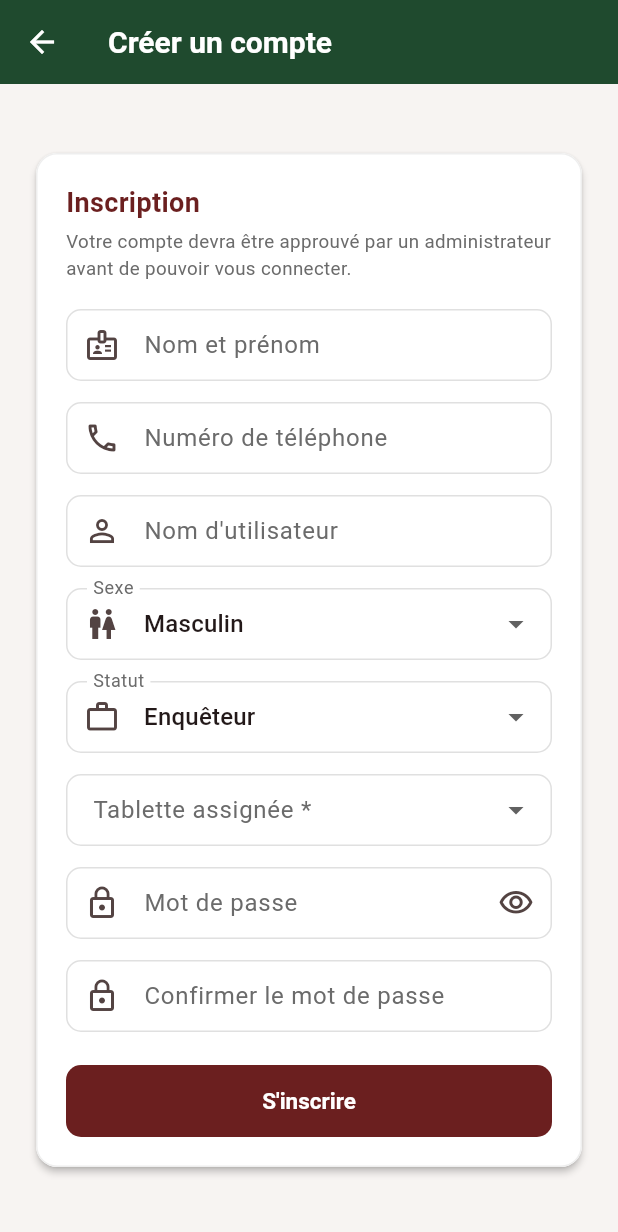
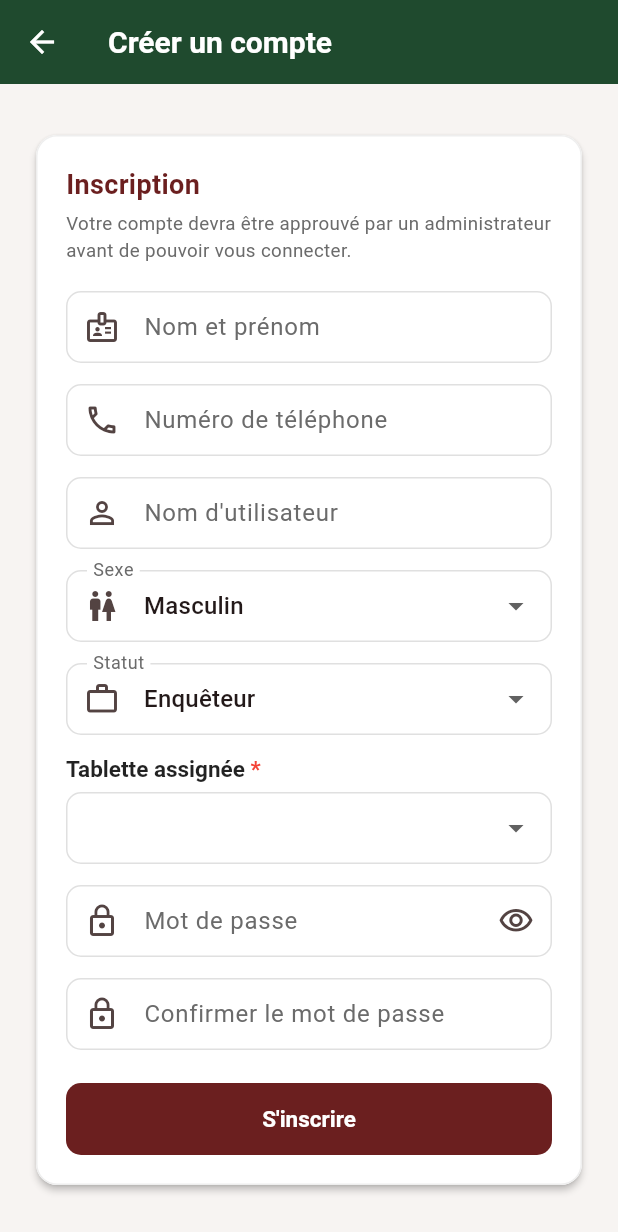
Before and after one commit to smdansoko/okapi-web-admin, a Flutter app: the RegisterScreen screen opened directly, on a phone screen of 412 x 824 dp. Shown: the top 1232 px of the screen. Run offline on Flutter 3.47's test engine with Material 3 defaults, Android fonts, the phone set to English and light mode, and no system bars; our stand-ins replace file_picker, fl_chart, hive_flutter, image_picker, pdf, printing and 1 more; accounts and stored records are empty.

Commit message:
Survey forms: bold label + hint caption pattern, hide raw field name
- Add shared FieldWithHint widget: renders label in bold as the box
  title, with hint (when present) shown below as a grey explanatory
  caption. The technical ODK 'name' is never passed to this widget by
  any caller, so it can never leak into the UI.
- ChoiceDropdown, LabeledTextField, DateField (common_fields.dart) now
  accept an optional hint param and render through FieldWithHint
  instead of Material's InputDecoration.label.
- survey_form_renderer.dart: wire node.hint through every field type
  (select_one, select_multiple, date, time, integer, decimal, text,
  geopoint, image) and through _TimeField/_GeopointField/
  _MultiSelectField (previously manual Text() headers).
- Add _fieldLabel()/_groupLabel() helpers with a safe fallback
  ('Champ sans titre' / 'Section') instead of 'label ?? name', so a
  field missing a label would never fall back to showing its raw
  technical name.
- SurveyPhotoField: add hint param, wrap photo picker box with
  FieldWithHint instead of a manual bold Text label.
- Existing PARC-module call sites (menage/champ/structure/register
  screens) are unaffected: hint defaults to null, so they simply get
  the new consistent bold-label style with no hint line.

flutter analyze: clean (only 9 pre-existing info-level issues).

```diff
--- a/lib/widgets/common_fields.dart
+++ b/lib/widgets/common_fields.dart
@@ -1,6 +1,67 @@
 import 'package:flutter/material.dart';
 import '../models/choice_item.dart';
 import '../services/reference_data_service.dart';
+
+/// Wraps a bare input widget (dropdown, date picker, etc.) with the
+/// standard survey-form field presentation: the field's **label** shown as
+/// a bold "box title" above the input, and — when present — its **hint**
+/// shown right below as a smaller explanatory caption of what to fill in.
+/// The technical ODK `name` is intentionally never passed to this widget by
+/// callers, so it never reaches the UI.
+///
+/// Used by [ChoiceDropdown]/[LabeledTextField]/[DateField] so every survey
+/// field (all 11 BIODIVERSITE/SOCIAL forms) gets this consistent
+/// title-then-explanation layout automatically.
+class FieldWithHint extends StatelessWidget {
+  final String label;
+  final String? hint;
+  final bool required;
+  final Widget child;
+
+  const FieldWithHint({
+    super.key,
+    required this.label,
+    required this.child,
+    this.hint,
+    this.required = false,
+  });
+
+  @override
+  Widget build(BuildContext context) {
+    final trimmedHint = hint?.trim();
+    return Column(
+      crossAxisAlignment: CrossAxisAlignment.start,
+      children: [
+        RichText(
+          text: TextSpan(
+            style: const TextStyle(
+              fontWeight: FontWeight.bold,
+              fontSize: 15,
+              color: Colors.black87,
+            ),
+            children: [
+              TextSpan(text: label),
+              if (required)
+                const TextSpan(
+                  text: ' *',
+                  style: TextStyle(color: Colors.red),
+                ),
+            ],
+          ),
+        ),
+        if (trimmedHint != null && trimmedHint.isNotEmpty) ...[
+          const SizedBox(height: 2),
+          Text(
+            trimmedHint,
+            style: TextStyle(fontSize: 12.5, color: Colors.grey.shade600),
+          ),
+        ],
+        const SizedBox(height: 6),
+        child,
+      ],
+    );
+  }
+}
 
 /// Resolves a project-aware choices.json list name: when [project] is
 /// 'simandou' and a '<base>_simandou' list exists, that list is used
@@ -23,6 +84,7 @@ String projectListName(String base, String? project) {
 class ChoiceDropdown extends StatelessWidget {
   final String listName;
   final String label;
+  final String? hint;
   final String? value;
   final String? filterType;
   final bool required;
@@ -35,6 +97,7 @@ class ChoiceDropdown extends StatelessWidget {
     required this.label,
     required this.value,
     required this.onChanged,
+    this.hint,
     this.filterType,
     this.required = false,
     this.validator,
@@ -47,10 +110,14 @@ class ChoiceDropdown extends StatelessWidget {
       filterType,
     );
     final validValue = items.any((c) => c.name == value) ? value : null;
-    return DropdownButtonFormField<String>(
+    return FieldWithHint(
+      label: label,
+      hint: hint,
+      required: required,
+      child: DropdownButtonFormField<String>(
         initialValue: validValue,
         isExpanded: true,
-      decoration: InputDecoration(label: Text(required ? '$label *' : label)),
+        decoration: const InputDecoration(border: OutlineInputBorder()),
         items: items
             .map(
               (c) => DropdownMenuItem(
@@ -65,6 +132,7 @@ class ChoiceDropdown extends StatelessWidget {
             (required
                 ? (v) => (v == null || v.isEmpty) ? 'Champ requis' : null
                 : null),
+      ),
     );
   }
 }
@@ -72,6 +140,7 @@ class ChoiceDropdown extends StatelessWidget {
 /// Generic labeled text field.
 class LabeledTextField extends StatelessWidget {
   final String label;
+  final String? hint;
   final String? initialValue;
   final TextEditingController? controller;
   final bool required;
@@ -84,6 +153,7 @@ class LabeledTextField extends StatelessWidget {
   const LabeledTextField({
     super.key,
     required this.label,
+    this.hint,
     this.initialValue,
     this.controller,
     this.required = false,
@@ -96,14 +166,18 @@ class LabeledTextField extends StatelessWidget {
 
   @override
   Widget build(BuildContext context) {
-    return TextFormField(
+    return FieldWithHint(
+      label: label,
+      hint: hint,
+      required: required,
+      child: TextFormField(
         controller: controller,
         initialValue: controller == null ? initialValue : null,
         keyboardType: keyboardType,
         maxLines: maxLines,
         readOnly: readOnly,
         decoration: InputDecoration(
-        label: Text(required ? '$label *' : label),
+          border: const OutlineInputBorder(),
           filled: readOnly,
           fillColor: readOnly ? Colors.grey.shade100 : null,
         ),
@@ -113,6 +187,7 @@ class LabeledTextField extends StatelessWidget {
             (required
                 ? (v) => (v == null || v.isEmpty) ? 'Champ requis' : null
                 : null),
+      ),
     );
   }
 }
@@ -120,6 +195,7 @@ class LabeledTextField extends StatelessWidget {
 /// Date picker field.
 class DateField extends StatelessWidget {
   final String label;
+  final String? hint;
   final DateTime? value;
   final bool required;
   final ValueChanged<DateTime?> onChanged;
@@ -129,6 +205,7 @@ class DateField extends StatelessWidget {
     required this.label,
     required this.value,
     required this.onChanged,
+    this.hint,
     this.required = false,
   });
 
@@ -137,12 +214,16 @@ class DateField extends StatelessWidget {
     final text = value == null
         ? ''
         : '${value!.day.toString().padLeft(2, '0')}/${value!.month.toString().padLeft(2, '0')}/${value!.year}';
-    return TextFormField(
+    return FieldWithHint(
+      label: label,
+      hint: hint,
+      required: required,
+      child: TextFormField(
         readOnly: true,
         controller: TextEditingController(text: text),
-      decoration: InputDecoration(
-        label: Text(required ? '$label *' : label),
-        suffixIcon: const Icon(Icons.calendar_today, size: 18),
+        decoration: const InputDecoration(
+          border: OutlineInputBorder(),
+          suffixIcon: Icon(Icons.calendar_today, size: 18),
         ),
         validator: required
             ? (v) => (value == null) ? 'Champ requis' : null
@@ -156,6 +237,7 @@ class DateField extends StatelessWidget {
           );
           if (picked != null) onChanged(picked);
         },
+      ),
     );
   }
 }
```
Also changed, not shown: lib/widgets/survey_form_renderer.dart (+71 -40 lines), lib/widgets/survey_photo_field.dart (+8 -10 lines). Lines whose indentation alone changed are shown as unchanged.
